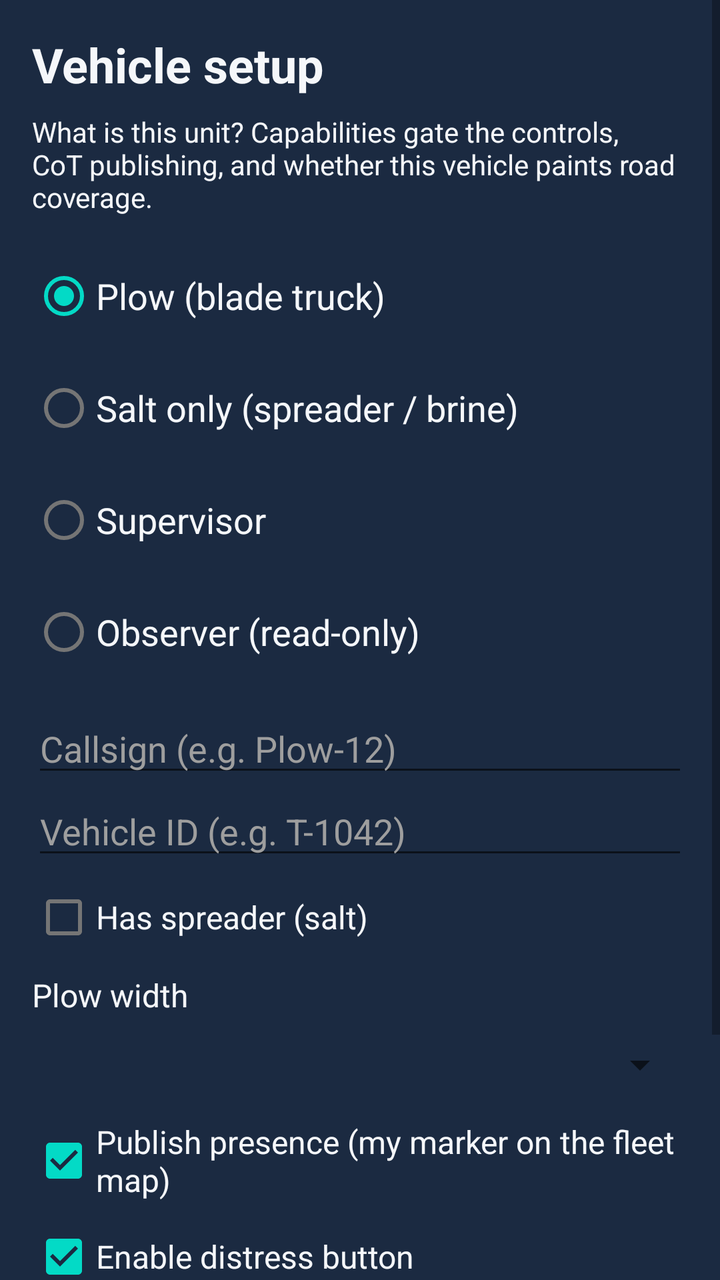
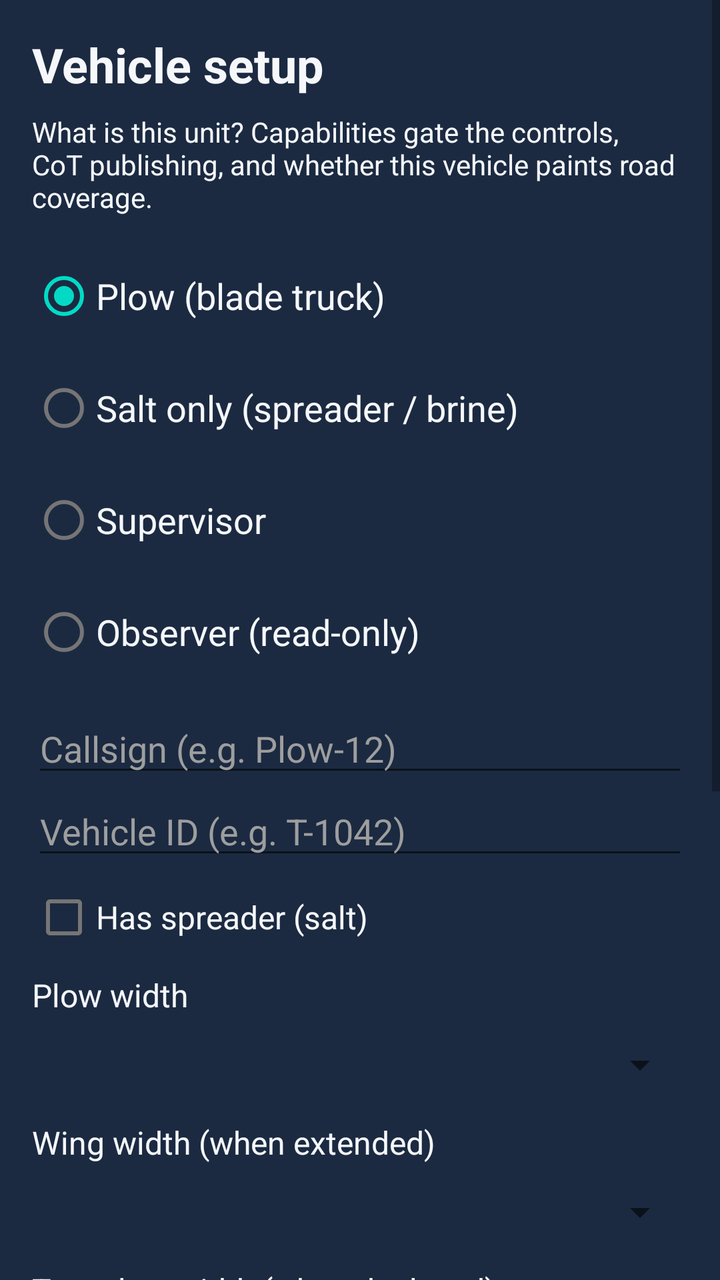

Compare the two renders of this Android layout. The source of the first and the diff that turns it into the second are given below.
<!-- AndroidManifest.xml: fallback theme Theme.MaterialComponents.DayNight.NoActionBar -->
<!-- res/layout/panel_setup.xml -->
<?xml version="1.0" encoding="utf-8"?>
<ScrollView xmlns:android="http://schemas.android.com/apk/res/android"
    android:layout_width="match_parent"
    android:layout_height="match_parent"
    android:background="@color/ideaplow_bg">

    <LinearLayout
        android:layout_width="match_parent"
        android:layout_height="wrap_content"
        android:orientation="vertical"
        android:padding="16dp">

        <TextView
            android:layout_width="match_parent"
            android:layout_height="wrap_content"
            android:text="@string/setup_title"
            android:textColor="@color/ideaplow_text"
            android:textSize="24sp"
            android:textStyle="bold" />

        <TextView
            android:layout_width="match_parent"
            android:layout_height="wrap_content"
            android:layout_marginTop="8dp"
            android:text="@string/setup_intro"
            android:textColor="@color/ideaplow_text"
            android:textSize="14sp" />

        <RadioGroup
            android:id="@+id/setup_type_group"
            android:layout_width="match_parent"
            android:layout_height="wrap_content"
            android:layout_marginTop="12dp"
            android:orientation="vertical">

            <RadioButton
                android:id="@+id/setup_type_plow"
                android:layout_width="match_parent"
                android:layout_height="56dp"
                android:checked="true"
                android:text="@string/setup_type_plow"
                android:textColor="@color/ideaplow_text"
                android:textSize="18sp" />

            <RadioButton
                android:id="@+id/setup_type_salt"
                android:layout_width="match_parent"
                android:layout_height="56dp"
                android:text="@string/setup_type_salt"
                android:textColor="@color/ideaplow_text"
                android:textSize="18sp" />

            <RadioButton
                android:id="@+id/setup_type_supervisor"
                android:layout_width="match_parent"
                android:layout_height="56dp"
                android:text="@string/setup_type_supervisor"
                android:textColor="@color/ideaplow_text"
                android:textSize="18sp" />

            <RadioButton
                android:id="@+id/setup_type_observer"
                android:layout_width="match_parent"
                android:layout_height="56dp"
                android:text="@string/setup_type_observer"
                android:textColor="@color/ideaplow_text"
                android:textSize="18sp" />
        </RadioGroup>

        <EditText
            android:id="@+id/setup_callsign"
            android:layout_width="match_parent"
            android:layout_height="wrap_content"
            android:layout_marginTop="8dp"
            android:hint="@string/setup_callsign_hint"
            android:inputType="text"
            android:textColor="@color/ideaplow_text"
            android:textColorHint="@color/ideaplow_grey"
            android:textSize="18sp" />

        <EditText
            android:id="@+id/setup_vehicle_id"
            android:layout_width="match_parent"
            android:layout_height="wrap_content"
            android:hint="@string/setup_vehicle_id_hint"
            android:inputType="text"
            android:textColor="@color/ideaplow_text"
            android:textColorHint="@color/ideaplow_grey"
            android:textSize="18sp" />

        
        <LinearLayout
            android:id="@+id/setup_treat_options"
            android:layout_width="match_parent"
            android:layout_height="wrap_content"
            android:orientation="vertical">

            <CheckBox
                android:id="@+id/setup_has_salt"
                android:layout_width="match_parent"
                android:layout_height="48dp"
                android:text="@string/setup_has_salt"
                android:textColor="@color/ideaplow_text"
                android:textSize="16sp" />

            <TextView
                android:layout_width="match_parent"
                android:layout_height="wrap_content"
                android:layout_marginTop="4dp"
                android:text="@string/setup_plow_width"
                android:textColor="@color/ideaplow_text"
                android:textSize="16sp" />

            <Spinner
                android:id="@+id/setup_width_spinner"
                android:layout_width="match_parent"
                android:layout_height="48dp" />
        </LinearLayout>

        
        <LinearLayout
            android:id="@+id/setup_observer_options"
            android:layout_width="match_parent"
            android:layout_height="wrap_content"
            android:orientation="vertical"
            android:visibility="gone">

            <EditText
                android:id="@+id/setup_observer_label"
                android:layout_width="match_parent"
                android:layout_height="wrap_content"
                android:hint="@string/setup_observer_label_hint"
                android:inputType="text"
                android:textColor="@color/ideaplow_text"
                android:textColorHint="@color/ideaplow_grey"
                android:textSize="16sp" />
        </LinearLayout>

        <CheckBox
            android:id="@+id/setup_presence"
            android:layout_width="match_parent"
            android:layout_height="48dp"
            android:checked="true"
            android:text="@string/setup_publish_presence"
            android:textColor="@color/ideaplow_text"
            android:textSize="16sp" />

        <CheckBox
            android:id="@+id/setup_distress"
            android:layout_width="match_parent"
            android:layout_height="48dp"
            android:checked="true"
            android:text="@string/setup_distress_enabled"
            android:textColor="@color/ideaplow_text"
            android:textSize="16sp" />

        <TextView
            android:id="@+id/setup_bt_placeholder"
            android:layout_width="match_parent"
            android:layout_height="wrap_content"
            android:layout_marginTop="8dp"
            android:alpha="0.5"
            android:text="@string/setup_bluetooth_placeholder"
            android:textColor="@color/ideaplow_grey"
            android:textSize="14sp" />

        <Button
            android:id="@+id/setup_save"
            android:layout_width="match_parent"
            android:layout_height="64dp"
            android:layout_marginTop="16dp"
            android:backgroundTint="@color/ideaplow_accent"
            android:text="@string/setup_save"
            android:textSize="20sp"
            android:textStyle="bold" />
    </LinearLayout>
</ScrollView>
<!-- resources referenced by this layout -->
<resources>
  <color name="ideaplow_accent">#5FA8D3</color>
  <color name="ideaplow_bg">#1B2A41</color>
  <color name="ideaplow_grey">#9E9E9E</color>
  <color name="ideaplow_text">#F5F7FA</color>
  <string name="setup_bluetooth_placeholder">Bluetooth equipment (plow/spreader controllers) — coming in a later phase</string>
  <string name="setup_callsign_hint">Callsign (e.g. Plow-12)</string>
  <string name="setup_distress_enabled">Enable distress button</string>
  <string name="setup_has_salt">Has spreader (salt)</string>
  <string name="setup_intro">What is this unit? Capabilities gate the controls, CoT publishing, and whether this vehicle paints road coverage.</string>
  <string name="setup_observer_label_hint">Observer label (Fire / EMS / Traffic / EOC)</string>
  <string name="setup_plow_width">Plow width</string>
  <string name="setup_publish_presence">Publish presence (my marker on the fleet map)</string>
  <string name="setup_save">Save and continue</string>
  <string name="setup_title">Vehicle setup</string>
  <string name="setup_type_observer">Observer (read-only)</string>
  <string name="setup_type_plow">Plow (blade truck)</string>
  <string name="setup_type_salt">Salt only (spreader / brine)</string>
  <string name="setup_type_supervisor">Supervisor</string>
  <string name="setup_vehicle_id_hint">Vehicle ID (e.g. T-1042)</string>
</resources>

<!-- the commit's change to res/layout/panel_setup.xml (unified diff, before → after) -->
@@ -115,6 +115,32 @@
                 android:id="@+id/setup_width_spinner"
                 android:layout_width="match_parent"
                 android:layout_height="48dp" />
+
+            <TextView
+                android:layout_width="match_parent"
+                android:layout_height="wrap_content"
+                android:layout_marginTop="4dp"
+                android:text="@string/setup_wing_width"
+                android:textColor="@color/ideaplow_text"
+                android:textSize="16sp" />
+
+            <Spinner
+                android:id="@+id/setup_wing_spinner"
+                android:layout_width="match_parent"
+                android:layout_height="48dp" />
+
+            <TextView
+                android:layout_width="match_parent"
+                android:layout_height="wrap_content"
+                android:layout_marginTop="4dp"
+                android:text="@string/setup_tow_width"
+                android:textColor="@color/ideaplow_text"
+                android:textSize="16sp" />
+
+            <Spinner
+                android:id="@+id/setup_tow_spinner"
+                android:layout_width="match_parent"
+                android:layout_height="48dp" />
         </LinearLayout>
 
         
@@ -153,6 +179,34 @@
             android:text="@string/setup_distress_enabled"
             android:textColor="@color/ideaplow_text"
             android:textSize="16sp" />
+
+        <CheckBox
+            android:id="@+id/setup_tts"
+            android:layout_width="match_parent"
+            android:layout_height="48dp"
+            android:checked="true"
+            android:text="@string/setup_tts_enabled"
+            android:textColor="@color/ideaplow_text"
+            android:textSize="16sp" />
+
+        <CheckBox
+            android:id="@+id/setup_roadsnap"
+            android:layout_width="match_parent"
+            android:layout_height="48dp"
+            android:text="@string/setup_roadsnap_enabled"
+            android:textColor="@color/ideaplow_text"
+            android:textSize="16sp" />
+
+        <EditText
+            android:id="@+id/setup_roadsnap_dir"
+            android:layout_width="match_parent"
+            android:layout_height="wrap_content"
+            android:hint="@string/setup_roadsnap_dir_hint"
+            android:inputType="text"
+            android:textColor="@color/ideaplow_text"
+            android:textColorHint="@color/ideaplow_grey"
+            android:textSize="14sp"
+            android:visibility="gone" />
 
         <TextView
             android:id="@+id/setup_bt_placeholder"
<!-- resource entries referenced after the edit -->
@@ -12,12 +12,17 @@
   <string name="setup_observer_label_hint">Observer label (Fire / EMS / Traffic / EOC)</string>
   <string name="setup_plow_width">Plow width</string>
   <string name="setup_publish_presence">Publish presence (my marker on the fleet map)</string>
+  <string name="setup_roadsnap_dir_hint">Pack folder (contains nodes/edges/geometry)</string>
+  <string name="setup_roadsnap_enabled">Snap GPS to roads (GraphHopper pack)</string>
   <string name="setup_save">Save and continue</string>
   <string name="setup_title">Vehicle setup</string>
+  <string name="setup_tow_width">Tow plow width (when deployed)</string>
+  <string name="setup_tts_enabled">Voice alerts (tasks, overdue, distress)</string>
   <string name="setup_type_observer">Observer (read-only)</string>
   <string name="setup_type_plow">Plow (blade truck)</string>
   <string name="setup_type_salt">Salt only (spreader / brine)</string>
   <string name="setup_type_supervisor">Supervisor</string>
   <string name="setup_vehicle_id_hint">Vehicle ID (e.g. T-1042)</string>
+  <string name="setup_wing_width">Wing width (when extended)</string>
 </resources>
 
